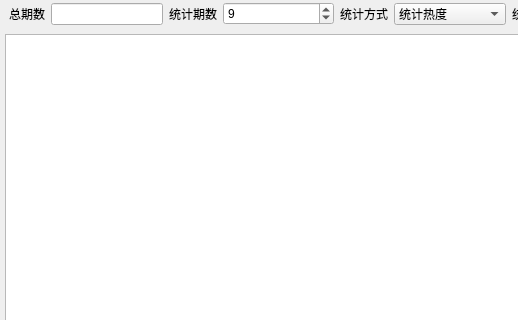
Qt form ViewManage/MainWindow/FormStatistic.ui (lxj434368832/LotterySystem) before a commit; both pictures show x 0 to 518 and y 0 to 320 of the 1022 by 630 pixel window.
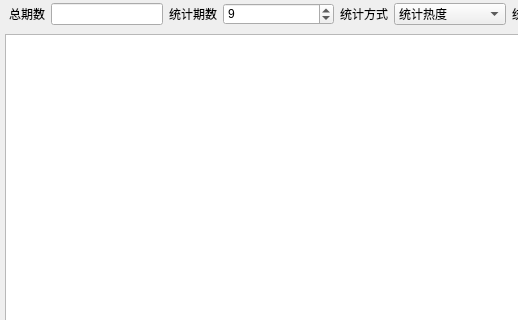
The same form after that commit.

Patch:
```diff
--- a/ViewManage/MainWindow/FormStatistic.ui
+++ b/ViewManage/MainWindow/FormStatistic.ui
@@ -13,6 +13,33 @@
   <property name="windowTitle">
    <string>Form</string>
   </property>
+  <property name="styleSheet">
+   <string notr="true">
+/*QHeaderView 
+{
+	font: bold 12pt &quot;Microsoft YaHei&quot;;
+  	min-height:30px;
+	background-color:#dbdbdb;
+}*/
+
+QHeaderView::section {
+     background-color: qlineargradient( x1:0, y1:0, x2:0, y2:1,
+                                   stop:0 #616161, 
+                                   stop: 0.5 #505050,
+                                   stop: 0.6 #434343, stop:1 #656565);
+
+	font: bold 12pt &quot;Microsoft YaHei&quot;;
+	color:white;
+  	min-height:26px;
+    border: 1px solid #6c6c6c;
+}
+QTableWidget
+{
+    font-size:11pt &quot;Microsoft YaHei&quot;;
+    /*background-color: rgb(247,247,247);
+	gridline-color: rgb(217, 217, 217);*/
+}</string>
+  </property>
   <layout class="QVBoxLayout" name="verticalLayout">
    <property name="leftMargin">
     <number>5</number>
```
Left out of the diff: 9 changed lines with no effect on the pictures.
